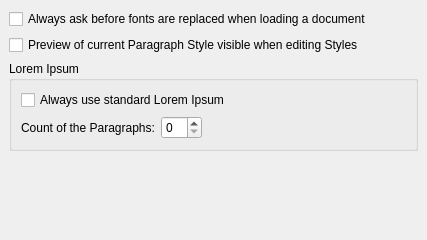
OpenDTP/ScribusServer, file scribus/tabmiscellaneous.ui: the form before one commit.
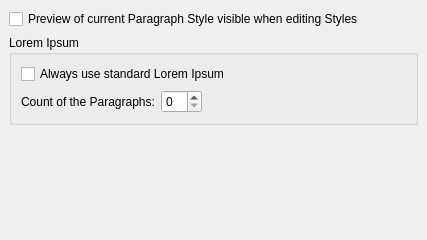
The form after the commit.

Commit message: Removing font substitution popups

What changed in the file:
```diff
--- a/scribus/tabmiscellaneous.ui
+++ b/scribus/tabmiscellaneous.ui
@@ -112,16 +112,6 @@
      </property>
     </widget>
    </item>
-   <item row="0" column="0" >
-    <widget class="QCheckBox" name="AskForSubs" >
-     <property name="toolTip" >
-      <string>Allow Scribus to automatically replace fonts when they are missing when opening a document</string>
-     </property>
-     <property name="text" >
-      <string>Always ask before fonts are replaced when loading a document</string>
-     </property>
-    </widget>
-   </item>
   </layout>
  </widget>
  <layoutdefault spacing="6" margin="11" />
```
Left out of the diff: 1 changed line with no effect on the pictures. The commit also changes 7 other files.
